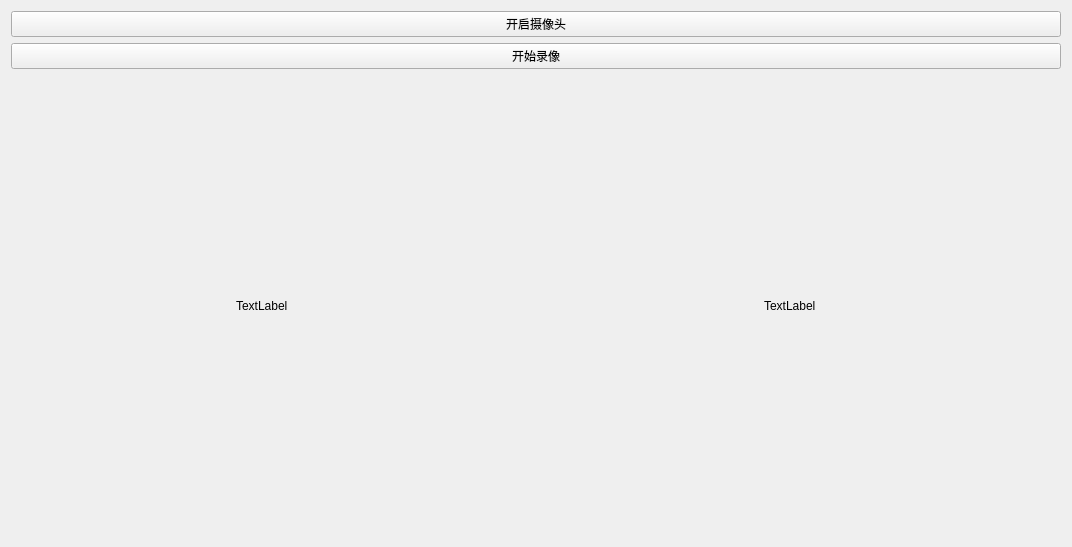
Qt form OrbbecDemo1.1/Train.ui (Lvjihong/OrbbecAndQt) before a commit.
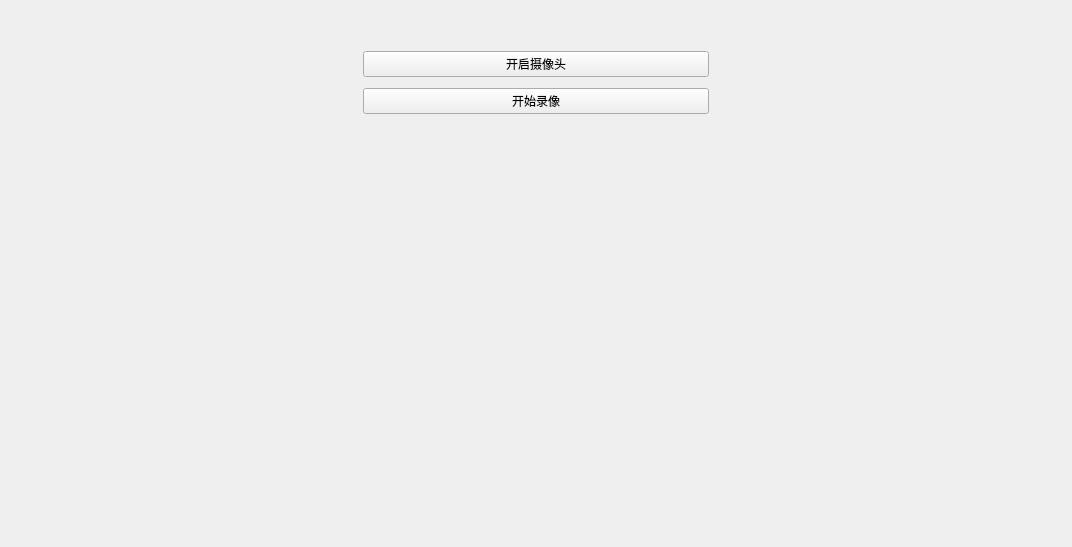
The same form after that commit.

```diff
--- a/OrbbecDemo1.1/Train.ui
+++ b/OrbbecDemo1.1/Train.ui
@@ -20,46 +20,151 @@
    <string>Form</string>
   </property>
   <layout class="QGridLayout" name="gridLayout">
-   <item row="5" column="1" alignment="Qt::AlignHCenter|Qt::AlignVCenter">
-    <widget class="QLabel" name="label_rgb">
-     <property name="minimumSize">
-      <size>
-       <width>72</width>
-       <height>15</height>
-      </size>
-     </property>
-     <property name="text">
-      <string>TextLabel</string>
-     </property>
+   <item row="4" column="0" colspan="3">
+    <widget class="QWidget" name="widget" native="true">
+     <layout class="QHBoxLayout" name="horizontalLayout">
+      <item>
+       <widget class="QLabel" name="label_depth">
+        <property name="minimumSize">
+         <size>
+          <width>72</width>
+          <height>15</height>
+         </size>
+        </property>
+        <property name="text">
+         <string/>
+        </property>
+        <property name="alignment">
+         <set>Qt::AlignCenter</set>
+        </property>
+       </widget>
+      </item>
+      <item>
+       <widget class="QLabel" name="label_rgb">
+        <property name="minimumSize">
+         <size>
+          <width>72</width>
+          <height>15</height>
+         </size>
+        </property>
+        <property name="text">
+         <string/>
+        </property>
+        <property name="alignment">
+         <set>Qt::AlignCenter</set>
+        </property>
+       </widget>
+      </item>
+     </layout>
     </widget>
    </item>
-   <item row="3" column="0" colspan="2">
+   <item row="3" column="2">
+    <spacer name="horizontalSpacer_4">
+     <property name="orientation">
+      <enum>Qt::Horizontal</enum>
+     </property>
+     <property name="sizeHint" stdset="0">
+      <size>
+       <width>40</width>
+       <height>20</height>
+      </size>
+     </property>
+    </spacer>
+   </item>
+   <item row="2" column="1">
+    <spacer name="verticalSpacer">
+     <property name="orientation">
+      <enum>Qt::Vertical</enum>
+     </property>
+     <property name="sizeType">
+      <enum>QSizePolicy::Fixed</enum>
+     </property>
+     <property name="sizeHint" stdset="0">
+      <size>
+       <width>5</width>
+       <height>5</height>
+      </size>
+     </property>
+    </spacer>
+   </item>
+   <item row="3" column="1">
     <widget class="QPushButton" name="btn_start">
      <property name="text">
       <string>开始录像</string>
      </property>
     </widget>
    </item>
-   <item row="5" column="0" alignment="Qt::AlignHCenter|Qt::AlignVCenter">
-    <widget class="QLabel" name="label_depth">
-     <property name="minimumSize">
-      <size>
-       <width>72</width>
-       <height>15</height>
-      </size>
-     </property>
-     <property name="text">
-      <string>TextLabel</string>
-     </property>
-    </widget>
-   </item>
-   <item row="2" column="0" colspan="2">
+   <item row="1" column="1">
     <widget class="QPushButton" name="btn_open">
+     <property name="sizePolicy">
+      <sizepolicy hsizetype="Expanding" vsizetype="Fixed">
+       <horstretch>0</horstretch>
+       <verstretch>0</verstretch>
+      </sizepolicy>
+     </property>
      <property name="text">
       <string>开启摄像头</string>
      </property>
     </widget>
    </item>
+   <item row="1" column="2">
+    <spacer name="horizontalSpacer_2">
+     <property name="orientation">
+      <enum>Qt::Horizontal</enum>
+     </property>
+     <property name="sizeType">
+      <enum>QSizePolicy::Preferred</enum>
+     </property>
+     <property name="sizeHint" stdset="0">
+      <size>
+       <width>20</width>
+       <height>20</height>
+      </size>
+     </property>
+    </spacer>
+   </item>
+   <item row="1" column="0">
+    <spacer name="horizontalSpacer">
+     <property name="orientation">
+      <enum>Qt::Horizontal</enum>
+     </property>
+     <property name="sizeHint" stdset="0">
+      <size>
+       <width>40</width>
+       <height>20</height>
+      </size>
+     </property>
+    </spacer>
+   </item>
+   <item row="3" column="0">
+    <spacer name="horizontalSpacer_3">
+     <property name="orientation">
+      <enum>Qt::Horizontal</enum>
+     </property>
+     <property name="sizeHint" stdset="0">
+      <size>
+       <width>40</width>
+       <height>20</height>
+      </size>
+     </property>
+    </spacer>
+   </item>
+   <item row="0" column="1">
+    <spacer name="verticalSpacer_2">
+     <property name="orientation">
+      <enum>Qt::Vertical</enum>
+     </property>
+     <property name="sizeType">
+      <enum>QSizePolicy::Fixed</enum>
+     </property>
+     <property name="sizeHint" stdset="0">
+      <size>
+       <width>20</width>
+       <height>40</height>
+      </size>
+     </property>
+    </spacer>
+   </item>
   </layout>
  </widget>
  <resources/>
```
Left out of the diff: 6 changed lines with no effect on the pictures.
